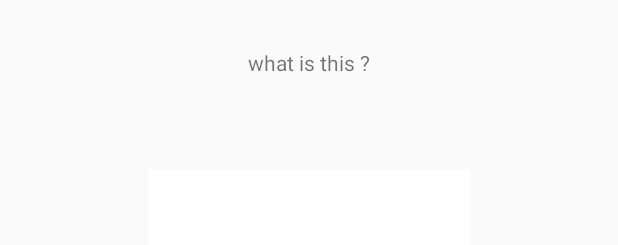
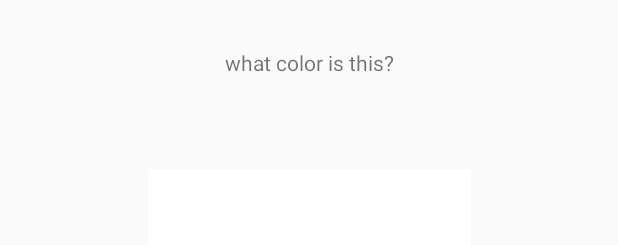
Before and after one commit to yagnar09/English_V2, an Android app: the layout activity_main4.xml on its own in the app's theme, with its tools: preview values and no code run, on a phone screen of 412 x 824 dp. Shown: the top 245 px of the screen. Run offline under Robolectric (Android 15) with nearby library versions, the phone set to English and light mode, and no system bars.

Commit message:
second commit

```diff
--- a/app/src/main/res/layout/activity_main4.xml
+++ b/app/src/main/res/layout/activity_main4.xml
@@ -9,9 +9,9 @@
         android:id="@+id/textView"
         android:layout_width="match_parent"
         android:layout_height="83dp"
-        android:text="what is this ?"
-        android:textAlignment="gravity"
-        android:gravity="center"/>
+        android:gravity="center"
+        android:text="what color is this?"
+        android:textAlignment="gravity" />
 
     <ImageView
         android:id="@+id/imageView"
```
